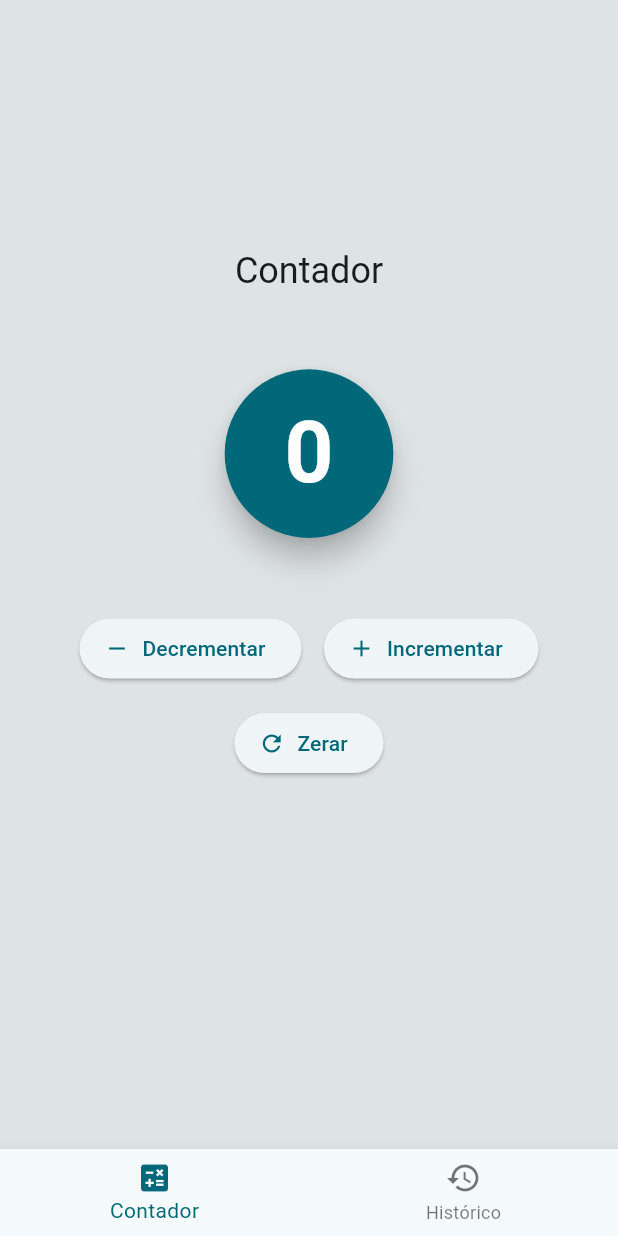
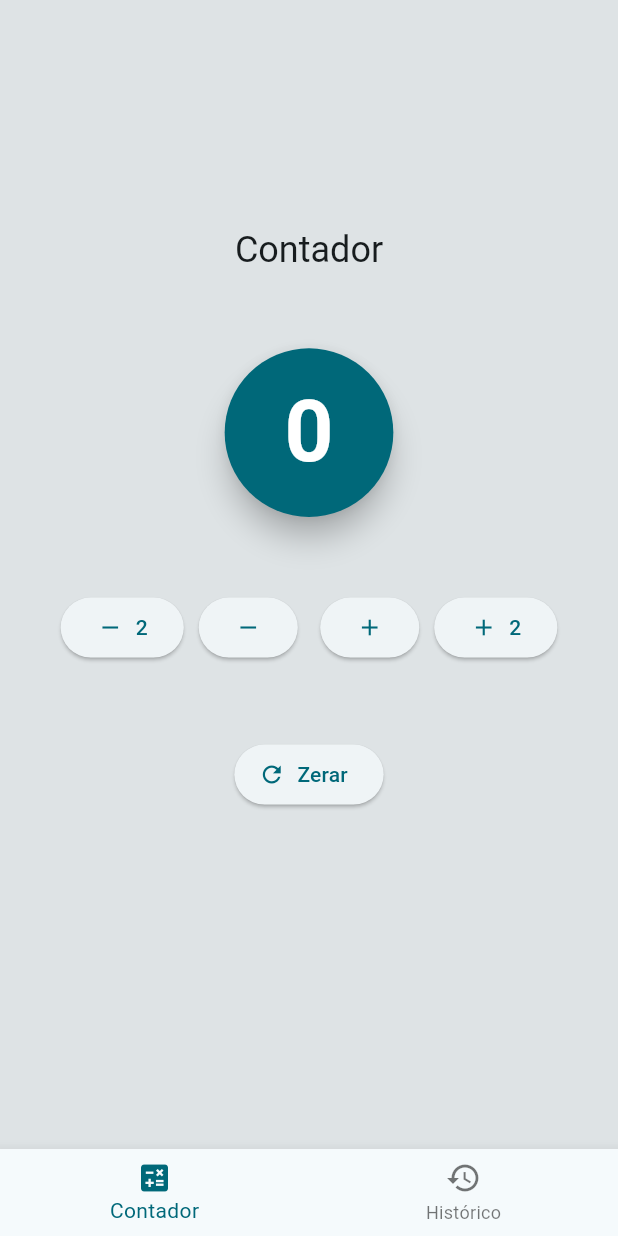
Before and after one commit to walteraf/imd-contadorapp, a Flutter app: the screen it shows after launch, on a phone screen of 412 x 824 dp. Run offline on Flutter 3.47's test engine with Material 3 defaults, Android fonts, the phone set to English and light mode, and no system bars.

Commit message:
Implementação dos botões adicionais e responsividade

```diff
--- a/lib/pages/counter_page.dart
+++ b/lib/pages/counter_page.dart
@@ -23,32 +23,70 @@ class CounterPage extends StatelessWidget {
           const SizedBox(height: 30),
           BigCounterCard(counter: appState.counter),
           const SizedBox(height: 30),
+          LayoutBuilder(builder: (context, constraints) {
+            bool isSmall = constraints.maxWidth < 600;
 
-          Row(
+            return Row(
               mainAxisSize: MainAxisSize.min,
               children: [
-              ElevatedButton.icon(
+                ElevatedButton(
+                  onPressed: appState.subtractTwo,
+                  child: Row(
+                    mainAxisSize: MainAxisSize.min,
+                    children: [
+                      Icon(Icons.remove),
+                      SizedBox(width: 8),
+                      Text('2'),
+                    ],
+                  ),
+                ),
+                const SizedBox(width: 10),
+                isSmall
+                    ? ElevatedButton(
+                        // Tela pequena
+                        onPressed: appState.decrement,
+                        child: const Icon(Icons.remove),
+                      )
+                    : ElevatedButton.icon(
+                        // Tela média a grande
                         onPressed: appState.decrement,
                         icon: const Icon(Icons.remove),
                         label: const Text('Decrementar'),
                       ),
                 const SizedBox(width: 15),
-              ElevatedButton.icon(
+                isSmall
+                    ? ElevatedButton(
+                        // Tela pequena
+                        onPressed: appState.increment,
+                        child: const Icon(Icons.add),
+                      )
+                    : ElevatedButton.icon(
+                        // Tela média a grande
                         onPressed: appState.increment,
                         icon: const Icon(Icons.add),
                         label: const Text('Incrementar'),
                       ),
+                const SizedBox(width: 10),
+                ElevatedButton(
+                  onPressed: appState.addTwo,
+                  child: Row(
+                    mainAxisSize: MainAxisSize.min,
+                    children: [
+                      Icon(Icons.add),
+                      SizedBox(width: 8),
+                      Text('2'),
                     ],
                   ),
-
-          const SizedBox(height: 15),
-
+                ),
+              ],
+            );
+          }),
+          const SizedBox(height: 50),
           ElevatedButton.icon(
             onPressed: appState.reset,
             icon: const Icon(Icons.refresh),
             label: const Text('Zerar'),
           ),
-
           const Spacer(flex: 3),
         ],
       ),
```
Lines whose indentation alone changed are shown as unchanged.
